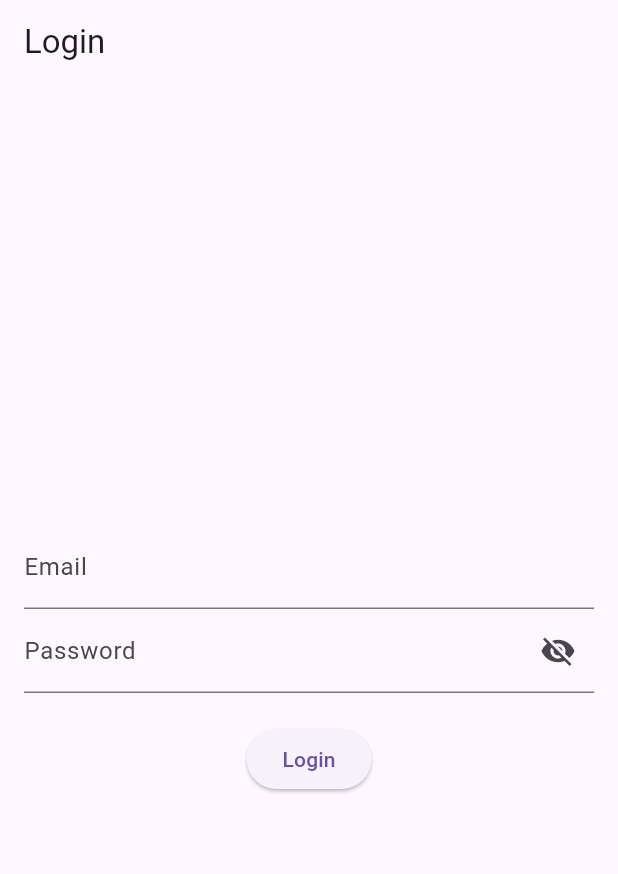
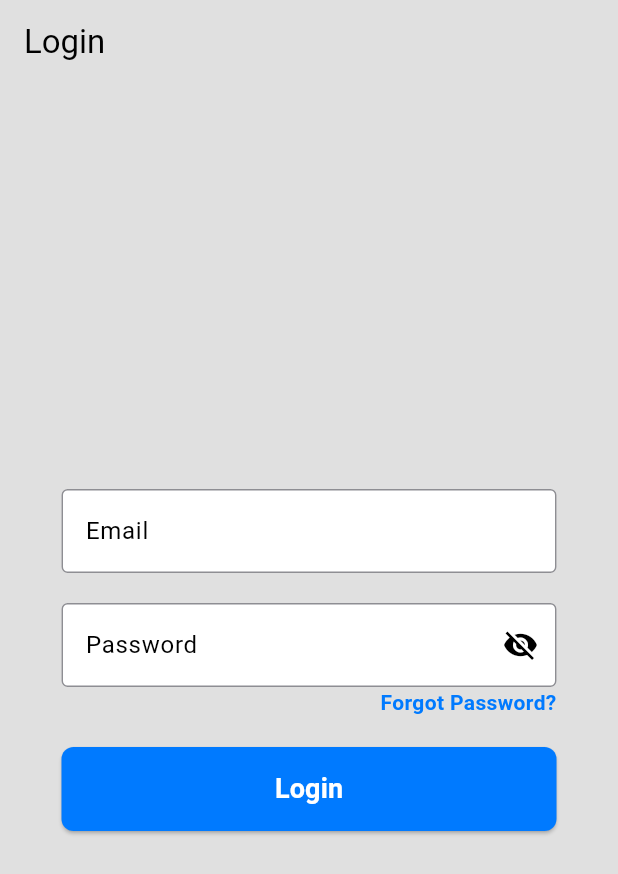
Before and after one commit to ToughKnee/MyDevops-mobile, a Flutter app: the screen it shows after launch, on a phone screen of 412 x 824 dp. Shown: the top 874 px of the screen. Run offline on Flutter 3.47's test engine with Material 3 defaults, Android fonts, the phone set to English and light mode, and no system bars; our stand-ins replace bloc, equatable, flutter_bloc; missing offline and left inert: ez_validator.

Commit message:
style(auth): improve login UI aesthetics
- Adjusted margins and padding for better layout.
- Applied theme colors to maintain consistency.
- Enhanced button styling for a more polished look.

```diff
--- /dev/null
+++ b/lib/core/theme/app_colors.dart
@@ -0,0 +1,16 @@
+import 'package:flutter/material.dart';
+
+class AppColors {
+  static const Color primary = Color(0xFF007AFF);
+  static const Color secondary = Color(0xFF34C759);
+  static const Color background = Color(0xFFE0E0E0);
+  static const Color textPrimary = Color(0xFF1C1C1E);
+  static const Color textSecondary = Color(0xFF8E8E93);
+  static const Color error = Color(0xFFFF3B30);
+
+  static const Color backgroundDark = Color(0X4B4B4B4B);
+
+  static Color getSurfaceColor(Brightness brightness) {
+    return brightness == Brightness.dark ? Colors.black : Colors.white;
+  }
+}
--- /dev/null
+++ b/lib/core/theme/app_theme.dart
@@ -0,0 +1,36 @@
+import 'package:flutter/material.dart';
+import 'app_colors.dart';
+
+class AppTheme {
+  static ThemeData lightTheme = ThemeData(
+    primaryColor: AppColors.primary,
+    scaffoldBackgroundColor: AppColors.background,
+    textTheme: TextTheme(
+      bodyLarge: TextStyle(color: AppColors.textPrimary),
+      bodyMedium: TextStyle(color: AppColors.textSecondary),
+    ),
+    colorScheme: ColorScheme.light(
+      primary: AppColors.primary,
+      secondary: AppColors.secondary,
+      error: AppColors.error,
+      surface: AppColors.background,
+      outline: AppColors.textSecondary
+    ),
+  );
+
+  static ThemeData darkTheme = ThemeData(
+    primaryColor: AppColors.primary,
+    scaffoldBackgroundColor: Colors.black,
+    textTheme: TextTheme(
+      bodyLarge: TextStyle(color: Colors.white),
+      bodyMedium: TextStyle(color: Colors.grey),
+    ),
+    colorScheme: ColorScheme.dark(
+      primary: AppColors.primary,
+      secondary: AppColors.secondary,
+      error: AppColors.error,
+      surface: AppColors.backgroundDark,
+      outline: AppColors.textSecondary
+    ),
+  );
+}
--- a/lib/core/theme/theme.dart
+++ b/lib/core/theme/theme.dart
@@ -0,0 +1,2 @@
+export 'app_theme.dart';
+export 'app_colors.dart';
--- a/lib/main.dart
+++ b/lib/main.dart
@@ -1,6 +1,7 @@
 import 'package:flutter/material.dart';
 import 'package:mobile/src/auth/_children/login/login.dart';
 import 'package:flutter_bloc/flutter_bloc.dart';
+import 'core/theme/theme.dart';
 
 void main() {
   runApp(MyApp());
@@ -27,10 +28,9 @@ class MyApp extends StatelessWidget {
         ],
         child: MaterialApp(
           title: 'Tu App',
-          theme: ThemeData(
-            primarySwatch: Colors.blue,
-            visualDensity: VisualDensity.adaptivePlatformDensity,
-          ),
+          themeMode: ThemeMode.system,
+          theme: AppTheme.lightTheme,
+          darkTheme: AppTheme.darkTheme,
           home: const LoginPage(),
         ),
       ),
--- a/lib/src/auth/_children/login/presenter/page/page.dart
+++ b/lib/src/auth/_children/login/presenter/page/page.dart
@@ -1,5 +1,6 @@
 import 'package:flutter/material.dart';
 import 'package:flutter_bloc/flutter_bloc.dart';
+import 'package:mobile/core/theme/app_theme.dart';
 import 'package:mobile/src/auth/auth.dart';
 
 class LoginPage extends StatelessWidget {
@@ -9,6 +10,7 @@ class LoginPage extends StatelessWidget {
   Widget build(BuildContext context) {
     return Scaffold(
       appBar: AppBar(title: Text('Login')),
+      backgroundColor: Theme.of(context).colorScheme.surface,
       body: Padding(
         padding: const EdgeInsets.all(16.0),
         child: BlocConsumer<LoginBloc, LoginState>(
--- /dev/null
+++ b/lib/src/auth/_children/login/presenter/widgets/button.dart
@@ -0,0 +1,41 @@
+import 'package:flutter/material.dart';
+import 'package:mobile/src/auth/auth.dart';
+
+class LoginButton extends StatelessWidget {
+  final VoidCallback onPressed;
+  final bool isLoading;
+  final Text text;
+
+  const LoginButton({
+    super.key,
+    required this.onPressed,
+    required this.isLoading,
+    required this.text,
+  });
+
+  @override
+  Widget build(BuildContext context) {
+    return ElevatedButton(
+      onPressed: () {
+        onPressed();
+      },
+      style: ElevatedButton.styleFrom(
+        backgroundColor: Theme.of(context).colorScheme.primary, // Color de fondo
+        padding: EdgeInsets.all(15), // Espaciado interno
+        shape: RoundedRectangleBorder(
+          borderRadius: BorderRadius.circular(8), // Bordes redondeados
+        ),
+      ),
+      child: Center(
+        child: Text(
+          'Login',
+          style: TextStyle(
+            color: Colors.white, // Color del texto
+            fontSize: 18,
+            fontWeight: FontWeight.bold,
+          ),
+        ),
+      ),
+    );
+  }
+}
--- a/lib/src/auth/_children/login/presenter/widgets/login_form.dart
+++ b/lib/src/auth/_children/login/presenter/widgets/login_form.dart
@@ -1,4 +1,5 @@
 import 'package:flutter/material.dart';
+import 'package:mobile/src/auth/_children/login/presenter/widgets/button.dart';
 import 'package:mobile/src/auth/auth.dart';
 
 class LoginForm extends StatefulWidget {
@@ -23,31 +24,75 @@ class LoginFormState extends State<LoginForm> {
         mainAxisAlignment: MainAxisAlignment.center,
         children: [
           _buildEmailField(),
+          SizedBox(height: 20),
           _buildPasswordField(),
+          _forgotPasswordField(),
           SizedBox(height: 20),
-          _buildLoginButton(),
+          Container(
+            margin: const EdgeInsets.symmetric(horizontal: 25.0),
+            child: _buildLoginButton(),
+          )
         ],
       ),
     );
   }
 
+  Widget _forgotPasswordField(){
+    return Padding(
+      padding: const EdgeInsets.symmetric(horizontal: 25.0),
+      child: Row(
+        mainAxisAlignment: MainAxisAlignment.end,
+        children: [
+          Text('Forgot Password?',
+            style: TextStyle(
+              color: Theme.of(context).colorScheme.primary,
+              fontSize: 14,
+              fontWeight: FontWeight.bold,
+            ),
+          ),
+        ],
+      ),
+    );
+  }
   // Method to build the email input field
   Widget _buildEmailField() {
-    return TextFormField(
+    return Padding(
+      padding: const EdgeInsets.symmetric(horizontal: 25.0),
+      child: TextFormField(
         controller: _emailController,
         keyboardType: TextInputType.emailAddress,
-      decoration: InputDecoration(labelText: 'Email'),
+        decoration: InputDecoration(
+          labelText: 'Email',
+          enabledBorder: OutlineInputBorder(
+            borderSide: BorderSide(color: Theme.of(context).colorScheme.outline),
+          ),
+          focusedBorder: OutlineInputBorder(
+            borderSide: BorderSide(color: Theme.of(context).colorScheme.primary),
+          ),
+          fillColor: Colors.white,
+          filled: true,),
         validator: UserValidator.validateEmail,
+      ),
     );
   }
 
   // Method to build the password input field
   Widget _buildPasswordField() {
-    return TextFormField(
+    return Padding(
+      padding: const EdgeInsets.symmetric(horizontal: 25.0),
+      child: TextFormField(
         controller: _passwordController,
         obscureText: !_isPasswordVisible,
         decoration: InputDecoration(
           labelText: 'Password',
+          enabledBorder: OutlineInputBorder(
+            borderSide: BorderSide(color: Theme.of(context).colorScheme.outline),
+          ),
+          focusedBorder: OutlineInputBorder(
+            borderSide: BorderSide(color: Theme.of(context).colorScheme.primary),
+          ),
+          fillColor: Colors.white,
+          filled: true,
           suffixIcon: IconButton(
             icon: Icon(
               _isPasswordVisible ? Icons.visibility : Icons.visibility_off,
@@ -60,18 +105,27 @@ class LoginFormState extends State<LoginForm> {
           ),
         ),
         validator: UserValidator.validatePass,
+      ),
     );
   }
 
   // Method to build the login button
   Widget _buildLoginButton() {
-    return ElevatedButton(
+    return LoginButton(
       onPressed: () {
         if (_formKey.currentState!.validate()) {
           widget.onLogin(_emailController.text, _passwordController.text);
         }
       },
-      child: Text('Login'),
+      isLoading: false,
+      text: Text(
+        'Login',
+        style: TextStyle(
+          color: Colors.white,
+          fontSize: 18,
+          fontWeight: FontWeight.bold,
+        ),
+      ),
     );
   }
 }
```
Also changed, not shown: lib/src/auth/_children/login/presenter/presenter.dart (line endings or trailing spaces). Lines whose indentation alone changed are shown as unchanged.
